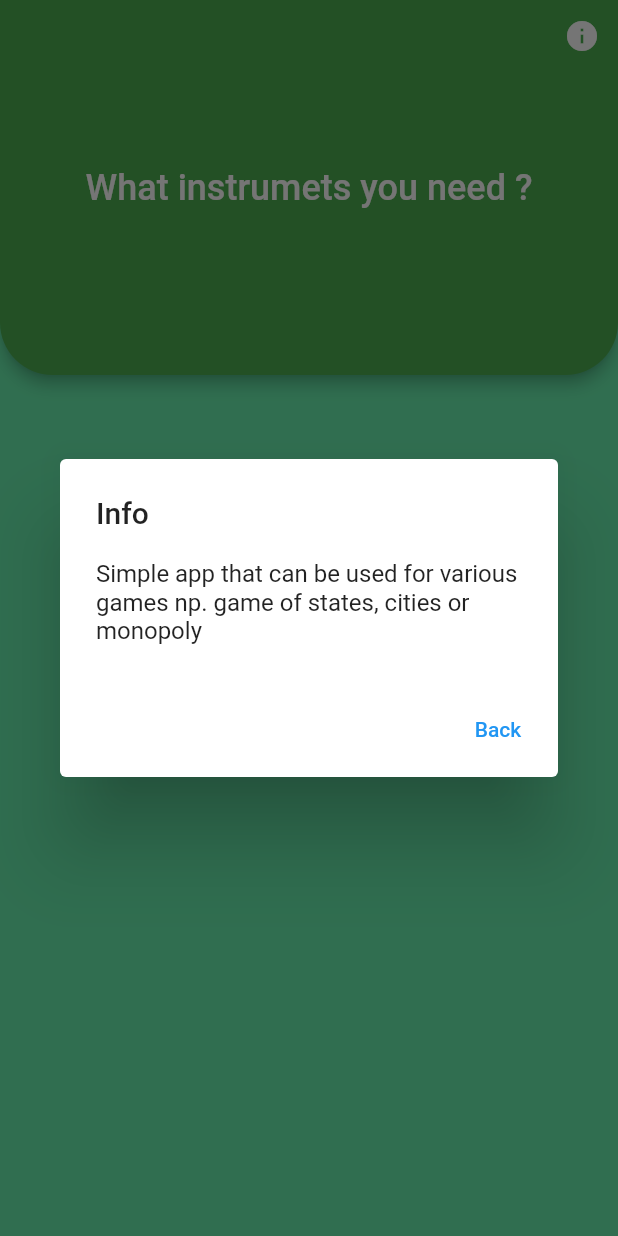
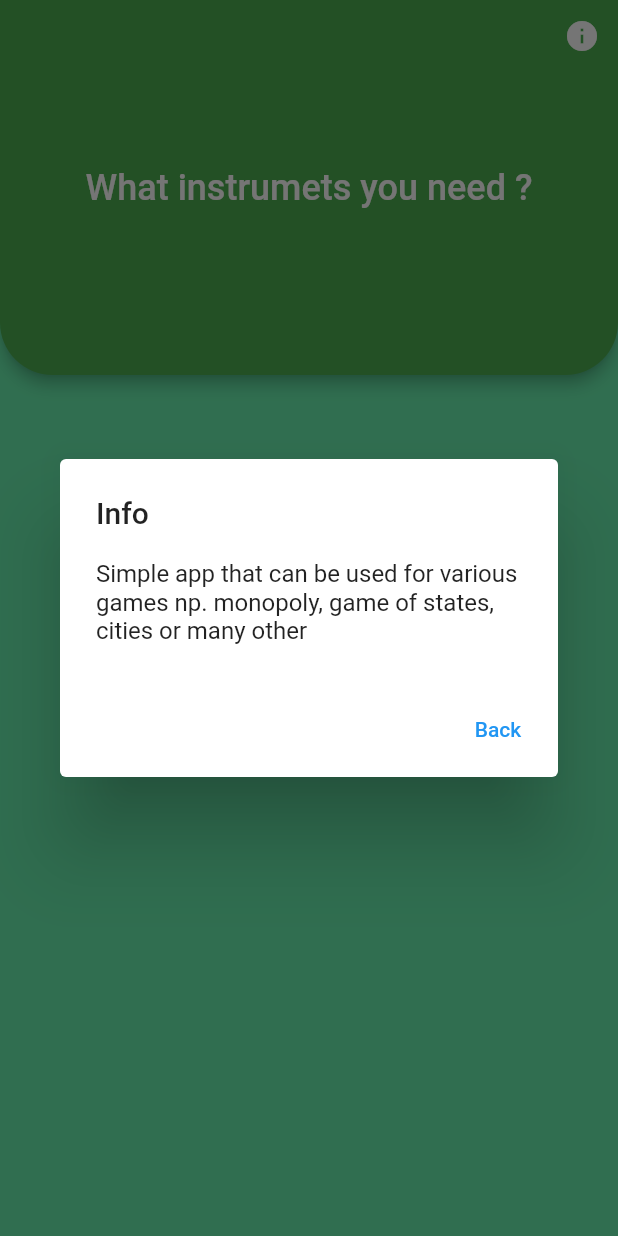
Before and after one commit to patryklaskowski1/instruments_for_various_games, a Flutter app: the screen it shows after launch, after a tap on the "info" icon, on a phone screen of 412 x 824 dp. Run offline on Flutter 3.47's test engine with Material 2 defaults, Android fonts, the phone set to English and light mode, and no system bars.

Commit message:
change context Text for AlertDialog

```diff
--- a/lib/main.dart
+++ b/lib/main.dart
@@ -47,13 +47,13 @@
                             return AlertDialog(
                               title: const Text('Info'),
                               content: const Text(
-                                  'Simple app that can be used for various games np. game of states, cities or monopoly '),
+                                  'Simple app that can be used for various games np. monopoly, game of states, cities or many other'),
                               actions: [
                                 TextButton(
                                     onPressed: () {
                                       Navigator.of(context).pop();
                                     },
-                                    child: Text('Back'))
+                                    child: const Text('Back'))
                               ],
                             );
                           });
```
